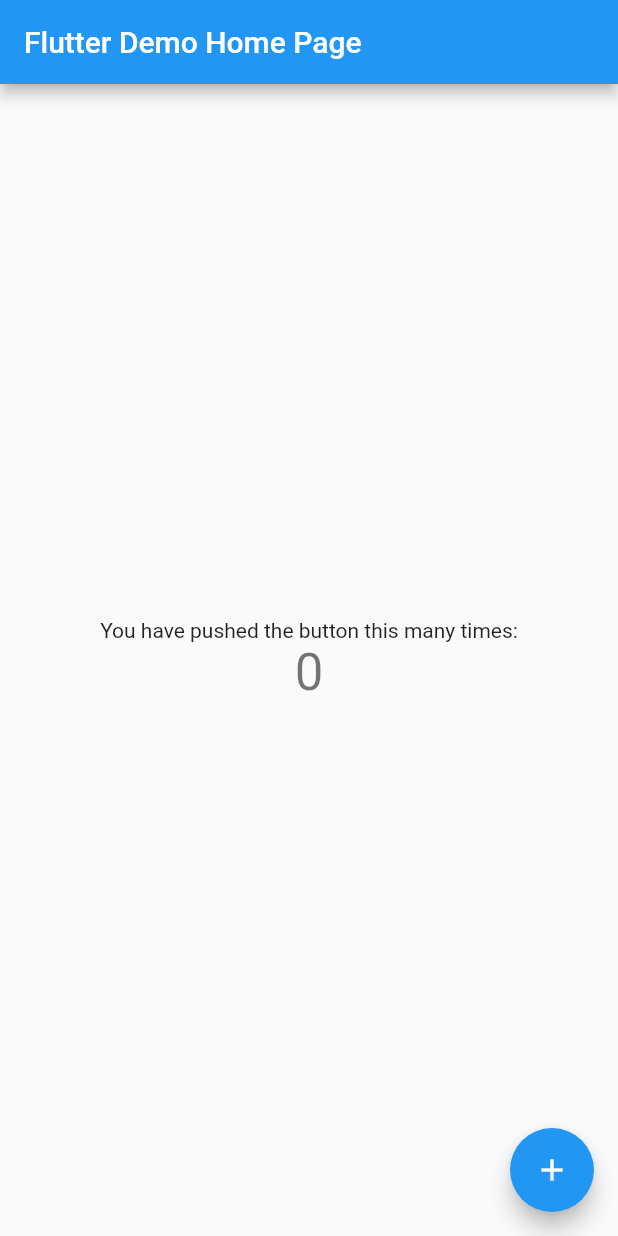
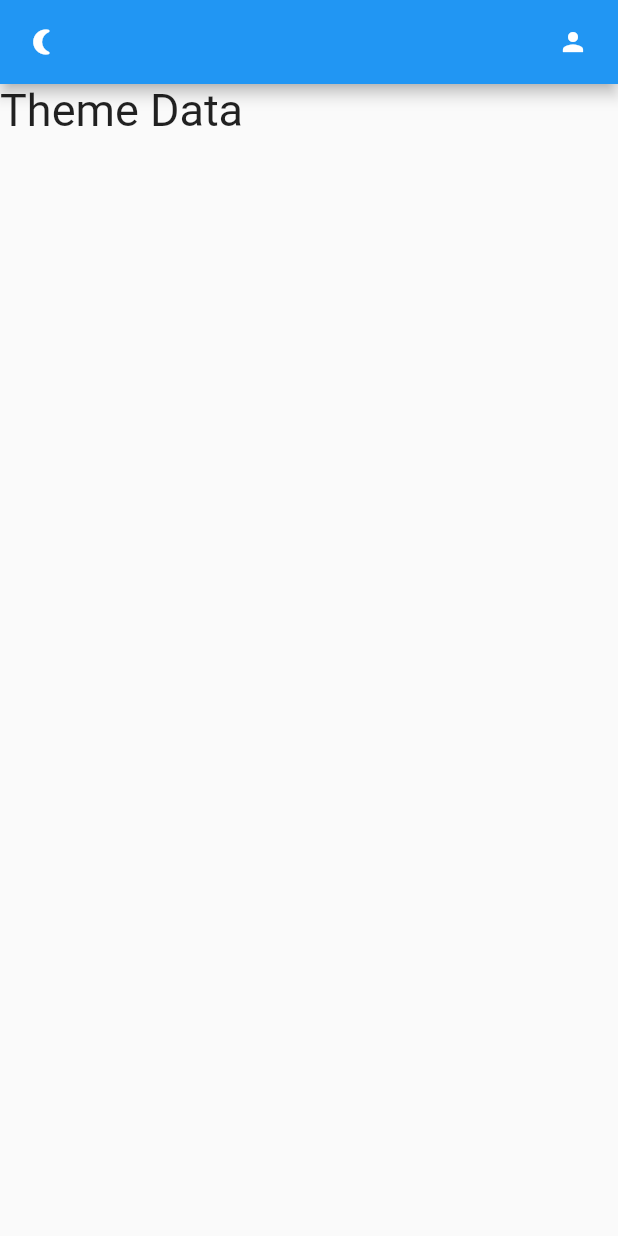
Before and after one commit to jonas-colas/avis, a Flutter app: the screen it shows after launch, on a phone screen of 412 x 824 dp. Run offline on Flutter 3.47's test engine with Material 2 defaults, Android fonts, the phone set to English and light mode, and no system bars; our stand-ins replace get, get_storage.

Commit message:
switch theme to dark mode and vice versa

```diff
--- a/lib/main.dart
+++ b/lib/main.dart
@@ -1,6 +1,13 @@
+import 'package:avis/services/theme_services.dart';
+import 'package:avis/ui/home.dart';
+import 'package:avis/ui/theme.dart';
 import 'package:flutter/material.dart';
+import 'package:get/get_navigation/src/root/get_material_app.dart';
+import 'package:get_storage/get_storage.dart';
 
-void main() {
+Future<void> main() async {
+  WidgetsFlutterBinding.ensureInitialized();
+  await GetStorage.init();
   runApp(const MyApp());
 }
 
@@ -10,106 +17,61 @@
   // This widget is the root of your application.
   @override
   Widget build(BuildContext context) {
-    return MaterialApp(
+    return GetMaterialApp(
+      debugShowCheckedModeBanner: false,
       title: 'Flutter Demo',
-      theme: ThemeData(
-        // This is the theme of your application.
-        //
-        // Try running your application with "flutter run". You'll see the
-        // application has a blue toolbar. Then, without quitting the app, try
-        // changing the primarySwatch below to Colors.green and then invoke
-        // "hot reload" (press "r" in the console where you ran "flutter run",
-        // or simply save your changes to "hot reload" in a Flutter IDE).
-        // Notice that the counter didn't reset back to zero; the application
-        // is not restarted.
-        primarySwatch: Colors.blue,
-      ),
-      home: const MyHomePage(title: 'Flutter Demo Home Page'),
+      theme: Themes.light,
+      darkTheme: Themes.dark,
+      themeMode: ThemeService().theme,
+      home: Home(),
+      // home: const MyHomePage(title: 'Flutter Demo Home Page'),
     );
   }
 }
 
-class MyHomePage extends StatefulWidget {
-  const MyHomePage({Key? key, required this.title}) : super(key: key);
+// class MyHomePage extends StatefulWidget {
+//   const MyHomePage({Key? key, required this.title}) : super(key: key);
 
-  // This widget is the home page of your application. It is stateful, meaning
-  // that it has a State object (defined below) that contains fields that affect
-  // how it looks.
+//   final String title;
 
-  // This class is the configuration for the state. It holds the values (in this
-  // case the title) provided by the parent (in this case the App widget) and
-  // used by the build method of the State. Fields in a Widget subclass are
-  // always marked "final".
+//   @override
+//   State<MyHomePage> createState() => _MyHomePageState();
+// }
 
-  final String title;
+// class _MyHomePageState extends State<MyHomePage> {
+//   int _counter = 0;
 
-  @override
-  State<MyHomePage> createState() => _MyHomePageState();
-}
+//   void _incrementCounter() {
+//     setState(() {
+//       _counter++;
+//     });
+//   }
 
-class _MyHomePageState extends State<MyHomePage> {
-  int _counter = 0;
-
-  void _incrementCounter() {
-    setState(() {
-      // This call to setState tells the Flutter framework that something has
-      // changed in this State, which causes it to rerun the build method below
-      // so that the display can reflect the updated values. If we changed
-      // _counter without calling setState(), then the build method would not be
-      // called again, and so nothing would appear to happen.
-      _counter++;
-    });
-  }
-
-  @override
-  Widget build(BuildContext context) {
-    // This method is rerun every time setState is called, for instance as done
-    // by the _incrementCounter method above.
-    //
-    // The Flutter framework has been optimized to make rerunning build methods
-    // fast, so that you can just rebuild anything that needs updating rather
-    // than having to individually change instances of widgets.
-    return Scaffold(
-      appBar: AppBar(
-        // Here we take the value from the MyHomePage object that was created by
-        // the App.build method, and use it to set our appbar title.
-        title: Text(widget.title),
-      ),
-      body: Center(
-        // Center is a layout widget. It takes a single child and positions it
-        // in the middle of the parent.
-        child: Column(
-          // Column is also a layout widget. It takes a list of children and
-          // arranges them vertically. By default, it sizes itself to fit its
-          // children horizontally, and tries to be as tall as its parent.
-          //
-          // Invoke "debug painting" (press "p" in the console, choose the
-          // "Toggle Debug Paint" action from the Flutter Inspector in Android
-          // Studio, or the "Toggle Debug Paint" command in Visual Studio Code)
-          // to see the wireframe for each widget.
-          //
-          // Column has various properties to control how it sizes itself and
-          // how it positions its children. Here we use mainAxisAlignment to
-          // center the children vertically; the main axis here is the vertical
-          // axis because Columns are vertical (the cross axis would be
-          // horizontal).
-          mainAxisAlignment: MainAxisAlignment.center,
-          children: <Widget>[
-            const Text(
-              'You have pushed the button this many times:',
-            ),
-            Text(
-              '$_counter',
-              style: Theme.of(context).textTheme.headline4,
-            ),
-          ],
-        ),
-      ),
-      floatingActionButton: FloatingActionButton(
-        onPressed: _incrementCounter,
-        tooltip: 'Increment',
-        child: const Icon(Icons.add),
-      ), // This trailing comma makes auto-formatting nicer for build methods.
-    );
-  }
-}
+//   @override
+//   Widget build(BuildContext context) {
+//     return Scaffold(
+//       appBar: AppBar(
+//         title: Text(widget.title),
+//       ),
+//       body: Center(
+//         child: Column(
+//           mainAxisAlignment: MainAxisAlignment.center,
+//           children: <Widget>[
+//             const Text(
+//               'You have pushed the button this many times:',
+//             ),
+//             Text(
+//               '$_counter',
+//               style: Theme.of(context).textTheme.headline4,
+//             ),
+//           ],
+//         ),
+//       ),
+//       floatingActionButton: FloatingActionButton(
+//         onPressed: _incrementCounter,
+//         tooltip: 'Increment',
+//         child: const Icon(Icons.add),
+//       ), // This trailing comma makes auto-formatting nicer for build methods.
+//     );
+//   }
+// }
--- /dev/null
+++ b/lib/services/theme_services.dart
@@ -0,0 +1,17 @@
+import 'package:flutter/material.dart';
+import 'package:get/get.dart';
+import 'package:get_storage/get_storage.dart';
+
+class ThemeService {
+  final _box = GetStorage();
+  final _key = 'isDarkMode';
+
+  _saveThemeToBox(bool isDarkMode) => _box.write(_key, isDarkMode);
+
+  bool _loadThemeFromBox() => _box.read(_key) ?? false;
+  ThemeMode get theme => _loadThemeFromBox() ? ThemeMode.dark : ThemeMode.light;
+  void switchTheme() {
+    Get.changeThemeMode(_loadThemeFromBox() ? ThemeMode.light : ThemeMode.dark);
+    _saveThemeToBox(!_loadThemeFromBox());
+  }
+}
--- /dev/null
+++ b/lib/ui/home.dart
@@ -0,0 +1,42 @@
+import 'package:avis/services/theme_services.dart';
+import 'package:flutter/material.dart';
+
+class Home extends StatefulWidget {
+  Home({Key? key}) : super(key: key);
+
+  @override
+  State<Home> createState() => _HomeState();
+}
+
+class _HomeState extends State<Home> {
+  @override
+  Widget build(BuildContext context) {
+    return Scaffold(
+      appBar: _appBar(),
+      body: Column(
+        children: const [
+          Text(
+            "Theme Data",
+            style: TextStyle(fontSize: 30),
+          ),
+        ],
+      ),
+    );
+  }
+}
+
+_appBar() {
+  return AppBar(
+    leading: GestureDetector(
+      onTap: () {
+        print('tapped');
+        ThemeService().switchTheme();
+      },
+      child: const Icon(Icons.nightlight_round, size: 20),
+    ),
+    actions: const [
+      Icon(Icons.person, size: 20),
+      SizedBox(width: 20),
+    ],
+  );
+}
--- /dev/null
+++ b/lib/ui/theme.dart
@@ -0,0 +1,21 @@
+import 'package:flutter/material.dart';
+
+const Color bluishClr = Color(0xFF4e5ae8);
+const Color yellowClr = Color(0xFFFFB746);
+const Color pinkClr = Color(0xFFff4667);
+const Color white = Colors.white;
+const primaryClr = bluishClr;
+const Color darkGreyClr = Color(0xFF121212);
+const Color darkHeaderClr = Color(0xFF424242);
+
+class Themes {
+  static final light = ThemeData(
+    primaryColor: primaryClr,
+    brightness: Brightness.light,
+  );
+
+  static final dark = ThemeData(
+    primaryColor: darkGreyClr,
+    brightness: Brightness.dark,
+  );
+}
--- a/pubspec.yaml
+++ b/pubspec.yaml
@@ -34,6 +34,8 @@
   # The following adds the Cupertino Icons font to your application.
   # Use with the CupertinoIcons class for iOS style icons.
   cupertino_icons: ^1.0.2
+  get_storage:
+  get:
 
 dev_dependencies:
   flutter_test:
```
Also changed, not shown: pubspec.lock, 10 other files.
